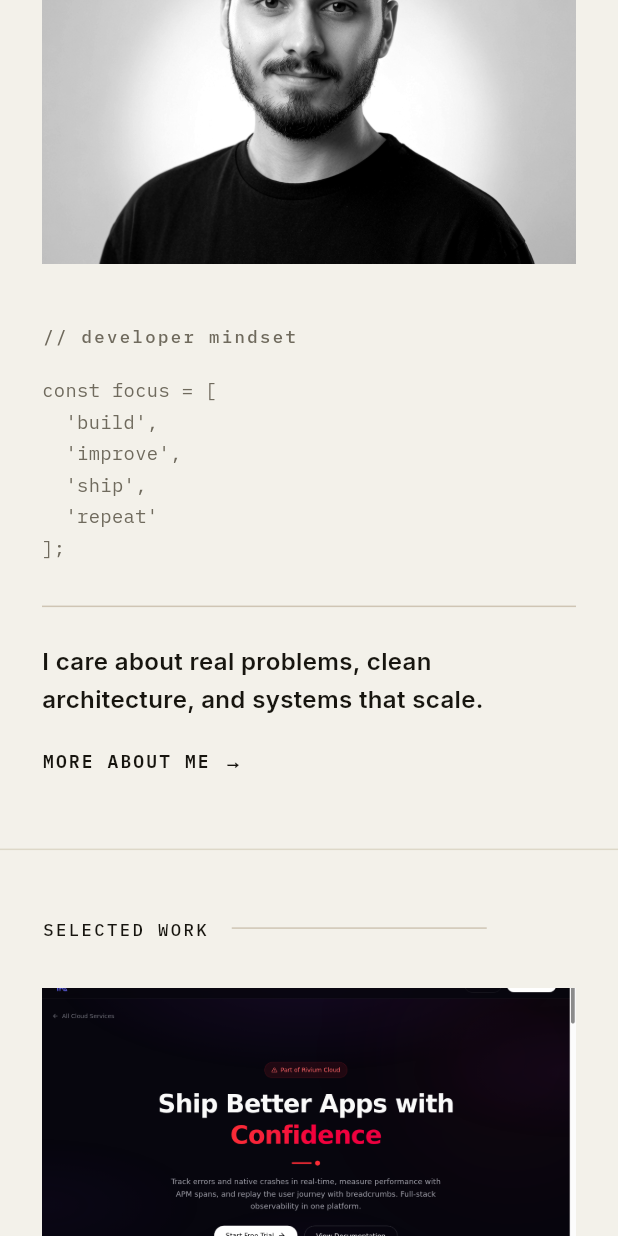
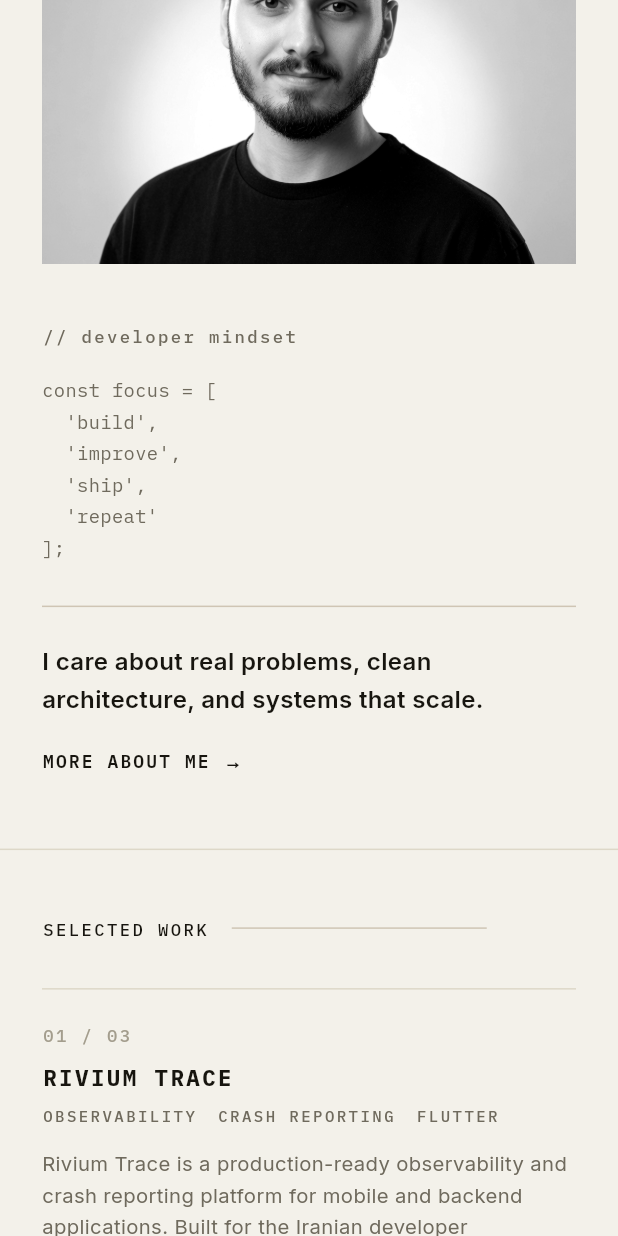
Before and after one commit to GodEye2004/Portofolio, a Flutter app: the screen it shows after launch, scrolled down 576 dp, on a phone screen of 412 x 824 dp. Run offline on Flutter 3.47's test engine with Material 3 defaults, Android fonts, the phone set to English and light mode, and no system bars; our stand-ins replace google_fonts.

Commit message:
Remove project screenshots from Selected Work
Screenshots mixed Persian and English site content — text-only
editorial cards (index, title, tags, description, link) read better
for an international audience.

Co-Authored-By: Devin AI <158243242+devin-ai-integration[bot]@users.noreply.github.com>

```diff
--- a/lib/data/portfolio_data.dart
+++ b/lib/data/portfolio_data.dart
@@ -34,7 +34,6 @@ class PortfolioData {
       index: '01 / 03',
       title: 'RIVIUM TRACE',
       tags: ['OBSERVABILITY', 'CRASH REPORTING', 'FLUTTER'],
-      image: 'assets/images/work_rivium.png',
       description:
           'Rivium Trace is a production-ready observability and crash '
           'reporting platform for mobile and backend applications. Built '
@@ -46,7 +45,6 @@ class PortfolioData {
       index: '02 / 03',
       title: 'HOMENGER',
       tags: ['AI REAL-ESTATE INTELLIGENCE', 'DATA PLATFORM'],
-      image: 'assets/images/work_homeenger.png',
       description:
           'An AI-powered real-estate platform for Iran. From data scraping '
           'to intelligent recommendations, Homeenger helps users find '
@@ -57,7 +55,6 @@ class PortfolioData {
       index: '03 / 03',
       title: 'MINASHOPS',
       tags: ['COMMERCE', 'PAYMENTS', 'FULL-STACK'],
-      image: 'assets/images/work_minaskill.png',
       description:
           'An online learning platform for sewing courses with modern '
           'e-commerce and payment infrastructure. Built with Next.js, '
@@ -131,14 +128,12 @@ class WorkItem {
   final String index;
   final String title;
   final List<String> tags;
-  final String image;
   final String description;
   final String url;
   const WorkItem({
     required this.index,
     required this.title,
     required this.tags,
-    required this.image,
     required this.description,
     required this.url,
   });
--- a/lib/widgets/work_section.dart
+++ b/lib/widgets/work_section.dart
@@ -28,7 +28,7 @@ class WorkSection extends StatelessWidget {
                     for (var i = 0; i < PortfolioData.work.length; i++) ...[
                       if (i > 0) const SizedBox(width: 44),
                       Expanded(
-                        child: _WorkCard(item: PortfolioData.work[i], wide: true),
+                        child: _WorkCard(item: PortfolioData.work[i]),
                       ),
                     ],
                   ],
@@ -38,7 +38,7 @@ class WorkSection extends StatelessWidget {
                   children: [
                     for (var i = 0; i < PortfolioData.work.length; i++) ...[
                       if (i > 0) const SizedBox(height: 48),
-                      _WorkCard(item: PortfolioData.work[i], wide: false),
+                      _WorkCard(item: PortfolioData.work[i]),
                     ],
                   ],
                 ),
@@ -52,19 +52,15 @@ class WorkSection extends StatelessWidget {
 
 class _WorkCard extends StatelessWidget {
   final WorkItem item;
-  final bool wide;
-  const _WorkCard({required this.item, required this.wide});
+  const _WorkCard({required this.item});
 
   @override
   Widget build(BuildContext context) {
-    final image = AspectRatio(
-      aspectRatio: wide ? 1 : 16 / 9,
-      child: Image.asset(item.image, fit: BoxFit.cover),
-    );
-
-    final text = Column(
+    return Column(
       crossAxisAlignment: CrossAxisAlignment.start,
       children: [
+        const Divider(height: 1, thickness: 1, color: AppColors.line),
+        const SizedBox(height: 22),
         Text(item.index, style: monoLabel(context).copyWith(color: AppColors.faint)),
         const SizedBox(height: 10),
         Text(
@@ -98,20 +94,5 @@ class _WorkCard extends StatelessWidget {
         TextLink(label: 'VIEW PROJECT →', url: item.url),
       ],
     );
-
-    if (wide) {
-      return Row(
-        crossAxisAlignment: CrossAxisAlignment.start,
-        children: [
-          Expanded(flex: 11, child: image),
-          const SizedBox(width: 18),
-          Expanded(flex: 10, child: text),
-        ],
-      );
-    }
-    return Column(
-      crossAxisAlignment: CrossAxisAlignment.start,
-      children: [image, const SizedBox(height: 18), text],
-    );
   }
 }
```
Also changed, not shown: assets/images/work_homeenger.png (deleted), assets/images/work_minaskill.png (deleted), assets/images/work_rivium.png (deleted).
